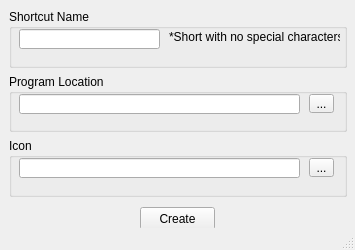
Qt form launchertool.ui (rig0/Circle-Launcher-Tool) before a commit.
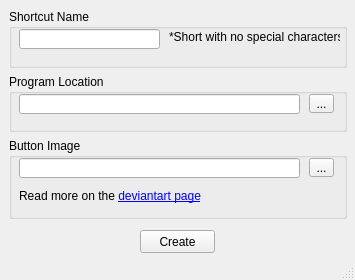
The same form after that commit.

Commit message: Added icon info

```diff
--- a/launchertool.ui
+++ b/launchertool.ui
@@ -7,7 +7,7 @@
     <x>0</x>
     <y>0</y>
     <width>355</width>
-    <height>250</height>
+    <height>280</height>
    </rect>
   </property>
   <property name="sizePolicy">
@@ -19,13 +19,13 @@
   <property name="minimumSize">
    <size>
     <width>355</width>
-    <height>250</height>
+    <height>280</height>
    </size>
   </property>
   <property name="maximumSize">
    <size>
     <width>355</width>
-    <height>250</height>
+    <height>280</height>
    </size>
   </property>
   <property name="windowTitle">
@@ -105,16 +105,19 @@
     </widget>
    </widget>
    <widget class="QGroupBox" name="icon_groupBox">
+    <property name="enabled">
+     <bool>true</bool>
+    </property>
     <property name="geometry">
      <rect>
       <x>9</x>
       <y>138</y>
       <width>338</width>
-      <height>59</height>
+      <height>81</height>
      </rect>
     </property>
     <property name="title">
-     <string>Icon</string>
+     <string>Button Image</string>
     </property>
     <widget class="QLineEdit" name="IconInputBox">
      <property name="geometry">
@@ -139,12 +142,28 @@
       <string>...</string>
      </property>
     </widget>
+    <widget class="QLabel" name="label_2">
+     <property name="geometry">
+      <rect>
+       <x>10</x>
+       <y>50</y>
+       <width>191</width>
+       <height>16</height>
+      </rect>
+     </property>
+     <property name="mouseTracking">
+      <bool>true</bool>
+     </property>
+     <property name="text">
+      <string>&lt;html&gt;&lt;head/&gt;&lt;body&gt;&lt;p&gt;Read more on the &lt;a href=&quot;http://lybrica.deviantart.com/art/Circle-Launcher-2-8-10-Apr-2016-547475678&quot;&gt;&lt;span style=&quot; text-decoration: underline; color:#0000ff;&quot;&gt;deviantart page&lt;/span&gt;&lt;/a&gt;&lt;/p&gt;&lt;/body&gt;&lt;/html&gt;</string>
+     </property>
+    </widget>
    </widget>
    <widget class="QPushButton" name="CreateButton">
     <property name="geometry">
      <rect>
       <x>140</x>
-      <y>207</y>
+      <y>230</y>
       <width>75</width>
       <height>23</height>
      </rect>
```
The commit also changes 4 other files.
